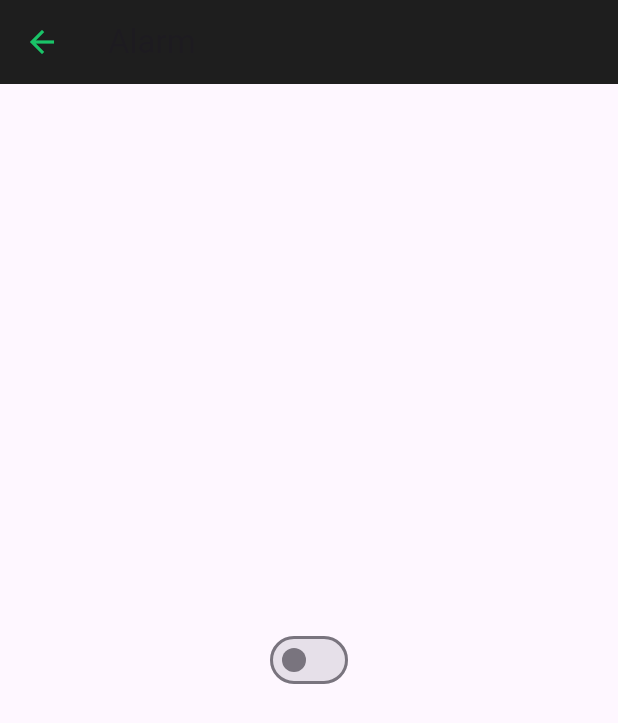
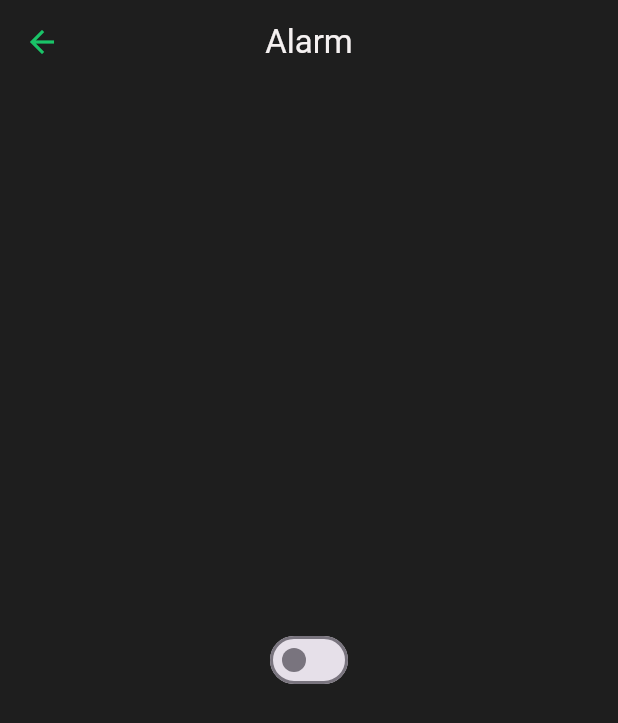
Before and after one commit to eslam281/es28, a Flutter app: the Alarm screen opened by its route, on a phone screen of 412 x 824 dp. Shown: the top 723 px of the screen. Run offline on Flutter 3.47's test engine with Material 3 defaults, Android fonts, the phone set to English and light mode, and no system bars; our stand-ins replace animated_splash_screen, audioplayers, connectivity_plus, dartz, flutter_compass, geolocator and 3 more; missing offline and left inert: android_alarm_manager_plus, drop_down_list, flutter_background_service, workmanager; accounts and stored records are empty; statements that could not run were skipped.

Commit message:
add alarm 3

```diff
--- a/lib/core/class/theme.dart
+++ b/lib/core/class/theme.dart
@@ -7,6 +7,7 @@ class MyTheme {
   static ThemeData  lightTheme= ThemeData.light().
   copyWith(
       appBarTheme: const AppBarTheme(color:AppColor.black
-  ,iconTheme:IconThemeData(color:AppColor.secondColor))
+  ,iconTheme:IconThemeData(color:AppColor.secondColor)),
+    scaffoldBackgroundColor:AppColor.black
   );
 }
--- a/lib/main.dart
+++ b/lib/main.dart
@@ -8,13 +8,14 @@ import 'package:hive/hive.dart';
 
 import 'core/class/theme.dart';
 import 'core/functions/initBox.dart';
+import 'core/services/daily_task_service.dart';
 
 Box? myBox;
 
 void main() async {
   WidgetsFlutterBinding.ensureInitialized();
   myBox = await initalBox("times");
-  // await setupDailyTask(); // ✅ تشغيل الخلفية اليومية
+  await setupDailyTask(); // ✅ تشغيل الخلفية اليومية
   await AndroidAlarmManager.initialize();
 
    SystemChrome.setPreferredOrientations(
@@ -29,7 +30,6 @@ class MyApp extends StatelessWidget {
 
   @override
   Widget build(BuildContext context) {
-
     return  GetMaterialApp(
       title: 'Hisn Muslim',
       theme:MyTheme.lightTheme,
--- a/lib/veiw/screen/drawer/Alarm.dart
+++ b/lib/veiw/screen/drawer/Alarm.dart
@@ -1,44 +1,31 @@
 import 'package:android_alarm_manager_plus/android_alarm_manager_plus.dart';
 import 'package:flutter/material.dart';
+import 'package:get/get.dart';
 
-class Alarm extends StatefulWidget {
+import '../../../controller/drawer/alarm_controller.dart';
+import '../../../core/constant/color.dart';
+import '../../../core/functions/getOfFajr.dart';
+
+
+class Alarm extends StatelessWidget {
   const Alarm({super.key});
 
   @override
-  State<Alarm> createState() => _AlarmState();
-}
-
-class _AlarmState extends State<Alarm> {
-  bool ison = false;
-  @override
   Widget build(BuildContext context) {
-
+   Get.put(AlarmControllerImp());
     return Scaffold(
       appBar: AppBar(
-        title: const Text('Alarm'),
+        centerTitle:true,
+        title: const Text('Alarm',style:TextStyle(color:AppColor.white)),
       ),
       body: Center(
-        child: Switch.adaptive(value:ison , onChanged: (value) {
-          ison=value;
-          if(ison==true){
-            print("00000000000000000$ison");
-          AndroidAlarmManager.periodic(const Duration(seconds:10), 1,
-            alarm,
-              rescheduleOnReboot: true,allowWhileIdle: true,
-              exact: true,wakeup: true
-          );
-          }else{
-            AndroidAlarmManager.cancel(1);
+        child: GetBuilder<AlarmControllerImp>(
+          builder: (controller) {
+            return Switch.adaptive(value: controller.ison ,
+              onChanged: controller.onChange,);
           }
-          setState(() {
-
-          });
-        },),
+        ),
       ),
     );
   }
 }
-@pragma("vm:entry-point")
-void alarm(){
-  print(" AndroidAlarmManager.periodic00000000000000000000000000000000");
-}
--- a/pubspec.yaml
+++ b/pubspec.yaml
@@ -62,6 +62,7 @@ dependencies:
   workmanager: ^0.8.0
   permission_handler: ^12.0.1
   android_alarm_manager_plus: ^4.0.7
+  audioplayers: ^6.5.0
 #  flutter_local_notifications: ^19.3.0
 #  flutter_qiblah: ^3.1.0+1
 #  internet_connection_checker: ^1.0.0+1
@@ -98,6 +99,7 @@ flutter:
 
   # To add assets to your application, add an assets section, like this:
   assets:
+    - assets/
     - assets/images/
     - assets/lottie/
     - assets/suratalkahf/
```
Also changed, not shown: lib/controller/drawer/alarm_controller.dart (added, +35 -0 lines), lib/core/functions/getOfFajr.dart (added, +14 -0 lines), lib/core/services/alarm_service.dart (added, +20 -0 lines), lib/core/services/daily_task_service.dart (+3 -9 lines), pubspec.lock, 1 other file.
